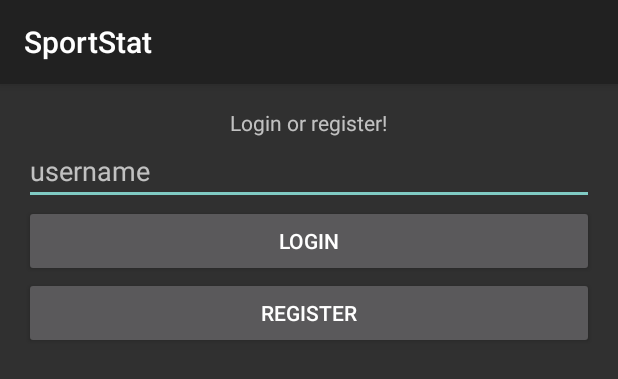
After one commit to cheniel/sportstat-android, an Android app: the layout activity_login.xml on its own in the app's theme, with its tools: preview values and no code run, on a phone screen of 412 x 824 dp. The commit adds this screen. Shown: the top 379 px of the screen. Run offline under Robolectric (Android 15) with nearby library versions, the phone set to English and light mode, and no system bars.

Commit message:
now able to login

```diff
--- /dev/null
+++ b/app/src/main/java/com/herokuapp/sportstat/sportstat/PreferenceKeys.java
@@ -0,0 +1,6 @@
+package com.herokuapp.sportstat.sportstat;
+
+public class PreferenceKeys {
+    public static final String USERNAME = "username";
+    public static final String USER_ID = "user_id";
+}
--- a/app/src/main/java/com/herokuapp/sportstat/sportstat/StartGameFragment.java
+++ b/app/src/main/java/com/herokuapp/sportstat/sportstat/StartGameFragment.java
@@ -19,8 +19,6 @@ public class StartGameFragment extends Fragment {
     private static final String ARG_SECTION_NUMBER = "section_number";
 
     private int mSectionNumber;
-
-    private Button mButton;
 
     /**
      * Use this factory method to create a new instance of
--- /dev/null
+++ b/app/src/main/res/layout/activity_login.xml
@@ -0,0 +1,46 @@
+<ScrollView xmlns:android="http://schemas.android.com/apk/res/android"
+                xmlns:tools="http://schemas.android.com/tools"
+                android:layout_width="match_parent"
+                android:layout_height="match_parent"
+                android:paddingLeft="@dimen/activity_horizontal_margin"
+                android:paddingRight="@dimen/activity_horizontal_margin"
+                android:paddingTop="@dimen/activity_vertical_margin"
+                android:paddingBottom="@dimen/activity_vertical_margin"
+                android:orientation="vertical"
+                tools:context="com.herokuapp.sportstat.sportstat.LoginActivity">
+
+    <LinearLayout
+        android:orientation="vertical"
+        android:gravity="center"
+        android:layout_width="fill_parent"
+        android:layout_height="wrap_content">
+
+        <TextView
+            android:text="@string/login_prompt"
+            android:textAlignment="center"
+            android:layout_width="wrap_content"
+            android:layout_height="wrap_content"/>
+
+        <EditText
+            android:id="@+id/username_field"
+            android:hint="@string/username_hint"
+            android:layout_width="fill_parent"
+            android:layout_height="wrap_content"/>
+
+        <Button
+            android:id="@+id/login_button"
+            android:text="@string/login_button_text"
+            android:onClick="attemptLogin"
+            android:layout_width="fill_parent"
+            android:layout_height="wrap_content"/>
+
+        <Button
+            android:id="@+id/register_button"
+            android:text="@string/register_button_text"
+            android:onClick="attemptRegistration"
+            android:layout_width="fill_parent"
+            android:layout_height="wrap_content"/>
+
+    </LinearLayout>
+
+</ScrollView>
--- a/app/src/main/res/values/strings.xml
+++ b/app/src/main/res/values/strings.xml
@@ -41,5 +41,11 @@
     <string name="comment_dialog_title">Comment</string>
     <string name="comment_hint">How did the game go?</string>
     <string name="dialog_fragment_list_item_tag">dialog_fragment_list_item_tag</string>
+    <string name="title_activity_login">SportStat</string>
+    <string name="username_hint">username</string>
+    <string name="login_prompt">Login or register!</string>
+    <string name="login_button_text">Login</string>
+    <string name="register_button_text">Register</string>
+    <string name="sportstat_url">http://sportstat.herokuapp.com/</string>
 
 </resources>
```
Also changed, not shown: app/src/main/AndroidManifest.xml (+12 -5 lines), app/src/main/java/com/herokuapp/sportstat/sportstat/CloudUtilities.java (added, +48 -0 lines), app/src/main/java/com/herokuapp/sportstat/sportstat/LoginActivity.java (added, +121 -0 lines), app/src/main/res/menu/menu_login.xml (added, +8 -0 lines).
